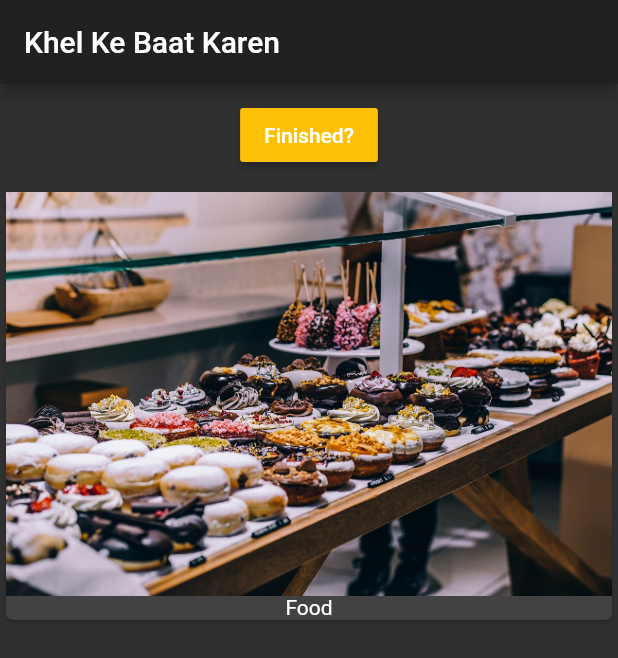
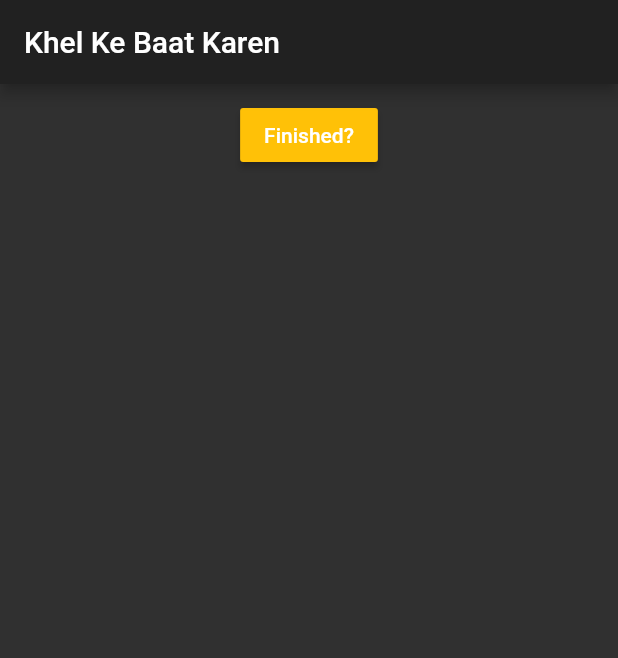
Before and after one commit to piyush97/khel-ke-baat-karen, a Flutter app: the screen it shows after launch, on a phone screen of 412 x 824 dp. Shown: the top 658 px of the screen. Run offline on Flutter 3.47's test engine with Material 2 defaults, Android fonts, the light colour scheme and no system bars.

Commit message:
INinit without any activity
Signed-off-by: Piyush Mehta <me@piyushmehta.com>

```diff
--- a/khel/lib/activity_manager.dart
+++ b/khel/lib/activity_manager.dart
@@ -6,7 +6,9 @@ import './activities.dart';
 class ActivityManager extends StatefulWidget {
   final String startingActivity;
 
-  ActivityManager(this.startingActivity);
+  ActivityManager({this.startingActivity}) {
+    print('Activity manager contructor call');
+  }
 
   @override
   State<StatefulWidget> createState() {
@@ -25,8 +27,10 @@ class _ActivityManagerState extends State<ActivityManager> {
 
   @override
   void initState() {
+    if (widget.startingActivity != null) {
+    _activities.add(widget.startingActivity);
+    }
     super.initState();
-    _activities.add(widget.startingActivity);
   }
 
   @override
--- a/khel/lib/main.dart
+++ b/khel/lib/main.dart
@@ -13,7 +13,7 @@ class MyApp extends StatelessWidget {
           secondaryHeaderColor: Colors.amber),
       home: Scaffold(
         appBar: AppBar(title: Text('Khel Ke Baat Karen')),
-        body: ActivityManager('Food'),
+        body: ActivityManager(),
       ),
     );
   }
```
